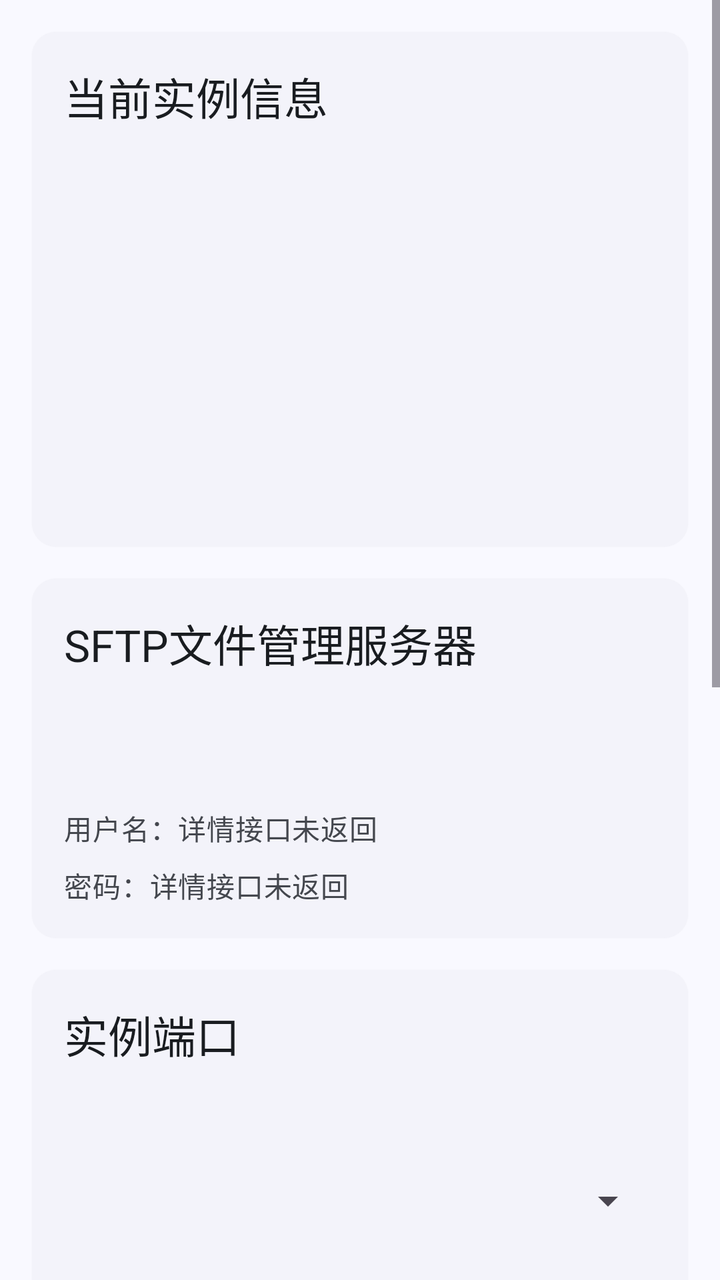
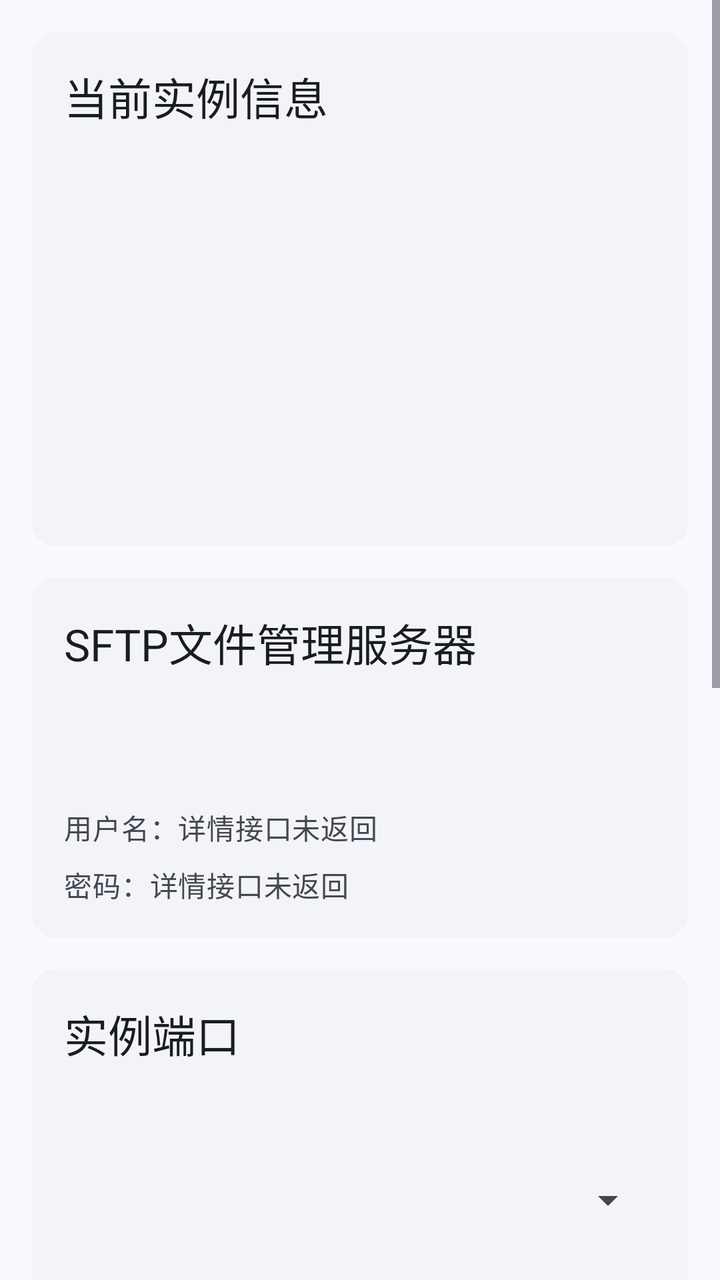

Before-and-after screenshots of an Android layout around one commit, followed by the original layout XML and the change that was made.
<!-- AndroidManifest.xml: application theme Theme.Simpfun -->
<!-- res/layout/fragment_manage.xml -->
<?xml version="1.0" encoding="utf-8"?>
<ScrollView xmlns:android="http://schemas.android.com/apk/res/android"
    xmlns:app="http://schemas.android.com/apk/res-auto"
    android:layout_width="match_parent"
    android:layout_height="match_parent"
    android:fillViewport="true"
    android:background="?android:attr/colorBackground">

    <LinearLayout
        android:id="@+id/layout_manage_root"
        android:layout_width="match_parent"
        android:layout_height="wrap_content"
        android:orientation="vertical"
        android:padding="16dp"
        android:clipToPadding="false">

        <TextView
            android:id="@+id/tv_manage_no_data"
            android:layout_width="match_parent"
            android:layout_height="wrap_content"
            android:gravity="center"
            android:padding="16dp"
            android:text="暂无实例详情，请稍后重试"
            android:textAppearance="?attr/textAppearanceBodyLarge"
            android:textColor="?attr/colorOnSurfaceVariant"
            android:visibility="gone" />

        <com.google.android.material.card.MaterialCardView
            style="?attr/materialCardViewElevatedStyle"
            android:layout_width="match_parent"
            android:layout_height="wrap_content"
            android:layout_marginBottom="16dp">

            <LinearLayout
                android:id="@+id/layout_manage_content"
                android:layout_width="match_parent"
                android:layout_height="wrap_content"
                android:orientation="vertical"
                android:padding="16dp">

                <TextView
                    android:layout_width="match_parent"
                    android:layout_height="wrap_content"
                    android:text="当前实例信息"
                    android:textAppearance="?attr/textAppearanceTitleLarge"
                    android:textColor="?attr/colorOnSurface" />

                <TextView
                    android:id="@+id/tv_instance_id"
                    android:layout_width="match_parent"
                    android:layout_height="wrap_content"
                    android:layout_marginTop="12dp"
                    android:textAppearance="?attr/textAppearanceBodyMedium"
                    android:textColor="?attr/colorOnSurfaceVariant" />

                <TextView
                    android:id="@+id/tv_troubleshoot_id"
                    android:layout_width="match_parent"
                    android:layout_height="wrap_content"
                    android:layout_marginTop="8dp"
                    android:textAppearance="?attr/textAppearanceBodyMedium"
                    android:textColor="?attr/colorOnSurfaceVariant" />

                <TextView
                    android:id="@+id/tv_instance_status"
                    android:layout_width="match_parent"
                    android:layout_height="wrap_content"
                    android:layout_marginTop="8dp"
                    android:textAppearance="?attr/textAppearanceBodyMedium"
                    android:textColor="?attr/colorOnSurfaceVariant" />

                <TextView
                    android:id="@+id/tv_disk_usage"
                    android:layout_width="match_parent"
                    android:layout_height="wrap_content"
                    android:layout_marginTop="8dp"
                    android:textAppearance="?attr/textAppearanceBodyMedium"
                    android:textColor="?attr/colorOnSurfaceVariant" />

                <TextView
                    android:id="@+id/tv_traffic_remain"
                    android:layout_width="match_parent"
                    android:layout_height="wrap_content"
                    android:layout_marginTop="8dp"
                    android:textAppearance="?attr/textAppearanceBodyMedium"
                    android:textColor="?attr/colorOnSurfaceVariant" />

                <TextView
                    android:id="@+id/tv_game_type"
                    android:layout_width="match_parent"
                    android:layout_height="wrap_content"
                    android:layout_marginTop="8dp"
                    android:textAppearance="?attr/textAppearanceBodyMedium"
                    android:textColor="?attr/colorOnSurfaceVariant" />

                <TextView
                    android:id="@+id/tv_disk_check_time"
                    android:layout_width="match_parent"
                    android:layout_height="wrap_content"
                    android:layout_marginTop="8dp"
                    android:textAppearance="?attr/textAppearanceBodyMedium"
                    android:textColor="?attr/colorOnSurfaceVariant" />
            </LinearLayout>
        </com.google.android.material.card.MaterialCardView>

        <com.google.android.material.card.MaterialCardView
            style="?attr/materialCardViewElevatedStyle"
            android:layout_width="match_parent"
            android:layout_height="wrap_content"
            android:layout_marginBottom="16dp">

            <LinearLayout
                android:layout_width="match_parent"
                android:layout_height="wrap_content"
                android:orientation="vertical"
                android:padding="16dp">

                <TextView
                    android:layout_width="match_parent"
                    android:layout_height="wrap_content"
                    android:text="SFTP文件管理服务器"
                    android:textAppearance="?attr/textAppearanceTitleLarge"
                    android:textColor="?attr/colorOnSurface" />

                <TextView
                    android:id="@+id/tv_sftp_host"
                    android:layout_width="match_parent"
                    android:layout_height="wrap_content"
                    android:layout_marginTop="12dp"
                    android:textAppearance="?attr/textAppearanceBodyMedium"
                    android:textColor="?attr/colorOnSurfaceVariant" />

                <TextView
                    android:id="@+id/tv_sftp_port"
                    android:layout_width="match_parent"
                    android:layout_height="wrap_content"
                    android:layout_marginTop="8dp"
                    android:textAppearance="?attr/textAppearanceBodyMedium"
                    android:textColor="?attr/colorOnSurfaceVariant" />

                <TextView
                    android:id="@+id/tv_sftp_user"
                    android:layout_width="match_parent"
                    android:layout_height="wrap_content"
                    android:layout_marginTop="8dp"
                    android:text="用户名：详情接口未返回"
                    android:textAppearance="?attr/textAppearanceBodyMedium"
                    android:textColor="?attr/colorOnSurfaceVariant" />

                <TextView
                    android:id="@+id/tv_sftp_password"
                    android:layout_width="match_parent"
                    android:layout_height="wrap_content"
                    android:layout_marginTop="8dp"
                    android:text="密码：详情接口未返回"
                    android:textAppearance="?attr/textAppearanceBodyMedium"
                    android:textColor="?attr/colorOnSurfaceVariant" />
            </LinearLayout>
        </com.google.android.material.card.MaterialCardView>

        <com.google.android.material.card.MaterialCardView
            style="?attr/materialCardViewElevatedStyle"
            android:layout_width="match_parent"
            android:layout_height="wrap_content"
            android:layout_marginBottom="16dp">

            <LinearLayout
                android:layout_width="match_parent"
                android:layout_height="wrap_content"
                android:orientation="vertical"
                android:padding="16dp">

                <TextView
                    android:layout_width="match_parent"
                    android:layout_height="wrap_content"
                    android:text="实例端口"
                    android:textAppearance="?attr/textAppearanceTitleLarge"
                    android:textColor="?attr/colorOnSurface" />

                <TextView
                    android:id="@+id/tv_ports"
                    android:layout_width="match_parent"
                    android:layout_height="wrap_content"
                    android:layout_marginTop="12dp"
                    android:textAppearance="?attr/textAppearanceBodyMedium"
                    android:textColor="?attr/colorOnSurfaceVariant" />

                <Spinner
                    android:id="@+id/spinner_ports"
                    android:layout_width="match_parent"
                    android:layout_height="wrap_content"
                    android:layout_marginTop="12dp"
                    android:minHeight="48dp" />

                <LinearLayout
                    android:layout_width="match_parent"
                    android:layout_height="wrap_content"
                    android:orientation="horizontal"
                    android:layout_marginTop="16dp">

                    <com.google.android.material.button.MaterialButton
                        android:id="@+id/btn_set_main_port"
                        style="@style/Widget.Material3.Button.TonalButton"
                        android:layout_width="0dp"
                        android:layout_weight="1"
                        android:layout_height="wrap_content"
                        android:layout_marginEnd="8dp"
                        app:cornerRadius="8dp"
                        android:text="设为主端口" />

                    <com.google.android.material.button.MaterialButton
                        android:id="@+id/btn_buy_port"
                        style="@style/Widget.Material3.Button.OutlinedButton"
                        android:layout_width="0dp"
                        android:layout_weight="1"
                        android:layout_height="wrap_content"
                        android:layout_marginStart="8dp"
                        app:cornerRadius="8dp"
                        android:text="新建端口" />
                </LinearLayout>
            </LinearLayout>
        </com.google.android.material.card.MaterialCardView>

        <com.google.android.material.card.MaterialCardView
            style="?attr/materialCardViewElevatedStyle"
            android:layout_width="match_parent"
            android:layout_height="wrap_content"
            android:layout_marginBottom="16dp">

            <LinearLayout
                android:layout_width="match_parent"
                android:layout_height="wrap_content"
                android:orientation="vertical"
                android:padding="16dp">

                <LinearLayout
                    android:layout_width="match_parent"
                    android:layout_height="wrap_content"
                    android:gravity="center_vertical"
                    android:orientation="horizontal">
                    <TextView
                        android:layout_width="wrap_content"
                        android:layout_height="wrap_content"
                        android:text="钻石补贴"
                        android:textAppearance="?attr/textAppearanceTitleLarge"
                        android:textColor="?attr/colorOnSurface" />
                </LinearLayout>

                <TextView
                    android:id="@+id/tv_diamond_left"
                    android:layout_width="match_parent"
                    android:layout_height="wrap_content"
                    android:layout_marginTop="12dp"
                    android:textAppearance="?attr/textAppearanceBodyMedium"
                    android:textColor="?attr/colorOnSurfaceVariant" />

                <TextView
                    android:id="@+id/tv_diamond_plan"
                    android:layout_width="match_parent"
                    android:layout_height="wrap_content"
                    android:layout_marginTop="8dp"
                    android:textAppearance="?attr/textAppearanceBodyMedium"
                    android:textColor="?attr/colorOnSurfaceVariant" />

                <TextView
                    android:id="@+id/tv_diamond_valid"
                    android:layout_width="match_parent"
                    android:layout_height="wrap_content"
                    android:layout_marginTop="8dp"
                    android:textAppearance="?attr/textAppearanceBodyMedium"
                    android:textColor="?attr/colorOnSurfaceVariant" />

                <com.google.android.material.textfield.TextInputLayout
                    style="@style/Widget.Material3.TextInputLayout.FilledBox.ExposedDropdownMenu"
                    android:layout_width="match_parent"
                    android:layout_height="wrap_content"
                    android:layout_marginTop="16dp"
                    app:boxBackgroundColor="?android:attr/colorBackground"
                    android:hint="请选择类别">
                    <AutoCompleteTextView
                        android:id="@+id/tv_plan_filter"
                        android:layout_width="match_parent"
                        android:layout_height="wrap_content"
                        android:inputType="none"
                        android:text="当前实例类型" />
                </com.google.android.material.textfield.TextInputLayout>

                <androidx.recyclerview.widget.RecyclerView
                    android:id="@+id/rv_diamond_plans"
                    android:layout_width="match_parent"
                    android:layout_height="wrap_content"
                    android:layout_marginTop="8dp"
                    android:nestedScrollingEnabled="false" />

                <RelativeLayout
                    android:layout_width="match_parent"
                    android:layout_height="wrap_content"
                    android:layout_marginTop="16dp">
                    <com.google.android.material.button.MaterialButton
                        android:id="@+id/btn_apply_diamond_plan"
                        style="@style/Widget.Material3.Button.TonalButton"
                        android:layout_width="wrap_content"
                        android:layout_height="wrap_content"
                        android:layout_alignParentEnd="true"
                        android:enabled="false"
                        app:cornerRadius="8dp"
                        android:text="请选择补贴计划" />
                </RelativeLayout>
            </LinearLayout>
        </com.google.android.material.card.MaterialCardView>

        <com.google.android.material.card.MaterialCardView
            style="?attr/materialCardViewElevatedStyle"
            android:layout_width="match_parent"
            android:layout_height="wrap_content"
            android:layout_marginBottom="16dp">

            <LinearLayout
                android:layout_width="match_parent"
                android:layout_height="wrap_content"
                android:orientation="vertical"
                android:padding="16dp">

                <TextView
                    android:layout_width="match_parent"
                    android:layout_height="wrap_content"
                    android:text="实例管理"
                    android:textAppearance="?attr/textAppearanceTitleLarge"
                    android:textColor="?attr/colorOnSurface" />

                <com.google.android.material.button.MaterialButton
                    android:id="@+id/btn_destroy_instance"
                    style="@style/Widget.Material3.Button.TonalButton"
                    android:layout_width="match_parent"
                    android:layout_height="wrap_content"
                    android:layout_marginTop="16dp"
                    android:enabled="false"
                    app:cornerRadius="8dp"
                    android:text="销毁实例"
                    app:backgroundTint="?attr/colorErrorContainer"
                    android:textColor="?attr/colorOnErrorContainer" />
            </LinearLayout>
        </com.google.android.material.card.MaterialCardView>

    </LinearLayout>
</ScrollView>
<!-- resources referenced by this layout -->
<resources>
  <color name="md_theme_primary">#AAC7FF</color>
  <color name="md_theme_onPrimary">#FFFFFF</color>
  <color name="md_theme_primaryContainer">#D6E3FF</color>
  <color name="md_theme_onPrimaryContainer">#284777</color>
  <color name="md_theme_secondary">#565F71</color>
  <color name="md_theme_onSecondary">#FFFFFF</color>
  <color name="md_theme_secondaryContainer">#DAE2F9</color>
  <color name="md_theme_onSecondaryContainer">#3E4759</color>
  <color name="md_theme_tertiary">#705575</color>
  <color name="md_theme_onTertiary">#FFFFFF</color>
  <color name="md_theme_tertiaryContainer">#FAD8FD</color>
  <color name="md_theme_onTertiaryContainer">#573E5C</color>
  <color name="md_theme_error">#BA1A1A</color>
  <color name="md_theme_onError">#FFFFFF</color>
  <color name="md_theme_errorContainer">#FFDAD6</color>
  <color name="md_theme_onErrorContainer">#93000A</color>
  <color name="md_theme_background">#F9F9FF</color>
  <color name="md_theme_onBackground">#191C20</color>
  <color name="md_theme_surface">#F9F9FF</color>
  <color name="md_theme_onSurface">#191C20</color>
  <color name="md_theme_surfaceVariant">#E0E2EC</color>
  <color name="md_theme_onSurfaceVariant">#44474E</color>
  <color name="md_theme_outline">#74777F</color>
  <color name="md_theme_outlineVariant">#C4C6D0</color>
  <color name="md_theme_inverseSurface">#2E3036</color>
  <color name="md_theme_inverseOnSurface">#F0F0F7</color>
  <color name="md_theme_inversePrimary">#AAC7FF</color>
  <color name="md_theme_primaryFixed">#D6E3FF</color>
  <color name="md_theme_onPrimaryFixed">#001B3E</color>
  <color name="md_theme_primaryFixedDim">#AAC7FF</color>
  <color name="md_theme_onPrimaryFixedVariant">#284777</color>
  <color name="md_theme_secondaryFixed">#DAE2F9</color>
  <color name="md_theme_onSecondaryFixed">#131C2B</color>
  <color name="md_theme_secondaryFixedDim">#BEC6DC</color>
  <color name="md_theme_onSecondaryFixedVariant">#3E4759</color>
  <color name="md_theme_tertiaryFixed">#FAD8FD</color>
  <color name="md_theme_onTertiaryFixed">#28132E</color>
  <color name="md_theme_tertiaryFixedDim">#DDBCE0</color>
  <color name="md_theme_onTertiaryFixedVariant">#573E5C</color>
  <color name="md_theme_surfaceDim">#D9D9E0</color>
  <color name="md_theme_surfaceBright">#F9F9FF</color>
  <color name="md_theme_surfaceContainerLowest">#FFFFFF</color>
  <color name="md_theme_surfaceContainerLow">#F3F3FA</color>
  <color name="md_theme_surfaceContainer">#EDEDF4</color>
  <color name="md_theme_surfaceContainerHigh">#E7E8EE</color>
  <color name="md_theme_surfaceContainerHighest">#E2E2E9</color>
  <style name="ThemeOverlay.Simpfun.BottomSheet" parent="ThemeOverlay.MaterialComponents.BottomSheetDialog" />
  <!-- unchanged entries left out for length: 1 -->
</resources>

<!-- the commit's change to res/layout/fragment_manage.xml (unified diff, before → after) -->
@@ -43,7 +43,8 @@
                     android:layout_height="wrap_content"
                     android:text="当前实例信息"
                     android:textAppearance="?attr/textAppearanceTitleLarge"
-                    android:textColor="?attr/colorOnSurface" />
+                    android:textColor="?attr/colorOnSurface"
+                    android:textIsSelectable="true" />
 
                 <TextView
                     android:id="@+id/tv_instance_id"
@@ -51,7 +52,8 @@
                     android:layout_height="wrap_content"
                     android:layout_marginTop="12dp"
                     android:textAppearance="?attr/textAppearanceBodyMedium"
-                    android:textColor="?attr/colorOnSurfaceVariant" />
+                    android:textColor="?attr/colorOnSurfaceVariant"
+                    android:textIsSelectable="true" />
 
                 <TextView
                     android:id="@+id/tv_troubleshoot_id"
@@ -59,7 +61,8 @@
                     android:layout_height="wrap_content"
                     android:layout_marginTop="8dp"
                     android:textAppearance="?attr/textAppearanceBodyMedium"
-                    android:textColor="?attr/colorOnSurfaceVariant" />
+                    android:textColor="?attr/colorOnSurfaceVariant"
+                    android:textIsSelectable="true" />
 
                 <TextView
                     android:id="@+id/tv_instance_status"
@@ -67,7 +70,8 @@
                     android:layout_height="wrap_content"
                     android:layout_marginTop="8dp"
                     android:textAppearance="?attr/textAppearanceBodyMedium"
-                    android:textColor="?attr/colorOnSurfaceVariant" />
+                    android:textColor="?attr/colorOnSurfaceVariant"
+                    android:textIsSelectable="true" />
 
                 <TextView
                     android:id="@+id/tv_disk_usage"
@@ -75,7 +79,8 @@
                     android:layout_height="wrap_content"
                     android:layout_marginTop="8dp"
                     android:textAppearance="?attr/textAppearanceBodyMedium"
-                    android:textColor="?attr/colorOnSurfaceVariant" />
+                    android:textColor="?attr/colorOnSurfaceVariant"
+                    android:textIsSelectable="true" />
 
                 <TextView
                     android:id="@+id/tv_traffic_remain"
@@ -83,7 +88,8 @@
                     android:layout_height="wrap_content"
                     android:layout_marginTop="8dp"
                     android:textAppearance="?attr/textAppearanceBodyMedium"
-                    android:textColor="?attr/colorOnSurfaceVariant" />
+                    android:textColor="?attr/colorOnSurfaceVariant"
+                    android:textIsSelectable="true" />
 
                 <TextView
                     android:id="@+id/tv_game_type"
@@ -91,7 +97,8 @@
                     android:layout_height="wrap_content"
                     android:layout_marginTop="8dp"
                     android:textAppearance="?attr/textAppearanceBodyMedium"
-                    android:textColor="?attr/colorOnSurfaceVariant" />
+                    android:textColor="?attr/colorOnSurfaceVariant"
+                    android:textIsSelectable="true" />
 
                 <TextView
                     android:id="@+id/tv_disk_check_time"
@@ -99,7 +106,8 @@
                     android:layout_height="wrap_content"
                     android:layout_marginTop="8dp"
                     android:textAppearance="?attr/textAppearanceBodyMedium"
-                    android:textColor="?attr/colorOnSurfaceVariant" />
+                    android:textColor="?attr/colorOnSurfaceVariant"
+                    android:textIsSelectable="true" />
             </LinearLayout>
         </com.google.android.material.card.MaterialCardView>
 
